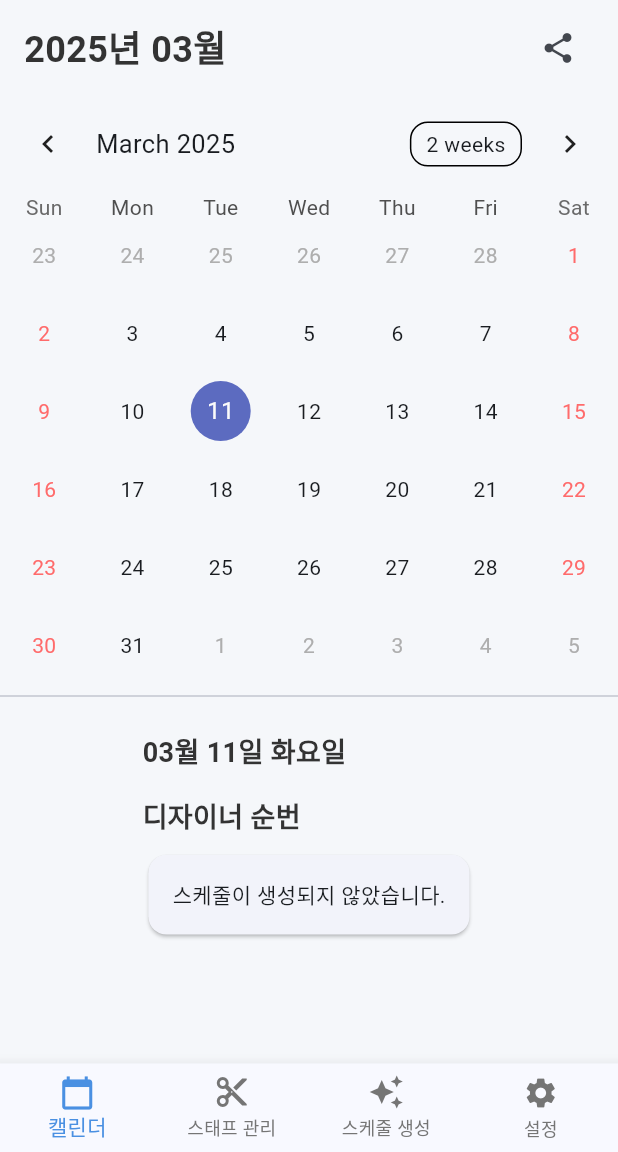
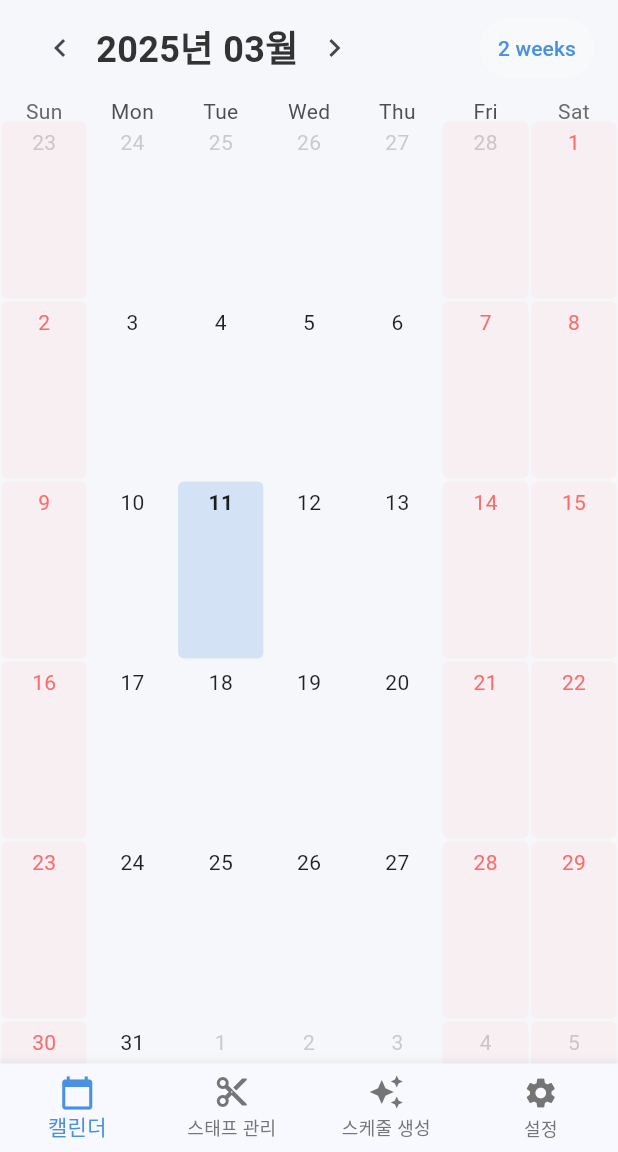
Before and after one commit to luckydut97/avahair_work_scheduler, a Flutter app: the screen it shows after launch, on a phone screen of 412 x 824 dp, the part 84-1236 px from its top. Run offline on Flutter 3.47's test engine with Material 3 defaults, Android fonts, the phone set to English and light mode, and no system bars; drawn by our look-alikes of screenshot, table_calendar; our stand-ins replace share_plus, shared_preferences; Roboto replaces fonts that are missing (Pretendard).

```diff
--- a/lib/models/designer.dart
+++ b/lib/models/designer.dart
@@ -4,13 +4,13 @@ class Designer {
   final String id;
   final String name;
   List<DateTime> daysOff; // 휴무일
-  int turnOrder; // 현재 순번 (1, 2, 3, 4 등)
+  int turnOrder; // 초기 순번 (스케줄 생성 시 재배정됨)
 
   Designer({
     required this.id,
     required this.name,
     required this.daysOff,
-    required this.turnOrder,
+    this.turnOrder = 0, // 기본값 0으로 변경 (의미 없는 값)
   });
 
   Map<String, dynamic> toJson() {
@@ -27,7 +27,7 @@ class Designer {
       id: json['id'],
       name: json['name'],
       daysOff: (json['daysOff'] as List).map((date) => DateTime.parse(date)).toList(),
-      turnOrder: json['turnOrder'],
+      turnOrder: json['turnOrder'] ?? 0,
     );
   }
 
--- a/lib/models/shift.dart
+++ b/lib/models/shift.dart
@@ -7,7 +7,7 @@ enum ShiftType {
 class DayShift {
   final DateTime date;
   final Map<String, ShiftType> internShifts; // 인턴 ID -> 근무 타입
-  final List<String> designerTurnOrder; // 디자이너 ID 순서
+  final List<String> designerTurnOrder; // 디자이너 ID들 (순번 순서대로 배열)
 
   DayShift({
     required this.date,
@@ -43,4 +43,16 @@ class DayShift {
       designerTurnOrder: List<String>.from(json['designerTurnOrder']),
     );
   }
+
+  // 특정 순번의 디자이너 ID 가져오기
+  String? getDesignerIdByTurn(int turn) {
+    if (turn <= 0 || turn > designerTurnOrder.length) return null;
+    return designerTurnOrder[turn - 1];
+  }
+
+  // 특정 디자이너의 순번 가져오기
+  int getDesignerTurn(String designerId) {
+    final index = designerTurnOrder.indexOf(designerId);
+    return index >= 0 ? index + 1 : 0;
+  }
 }
--- a/lib/screens/calendar_screen.dart
+++ b/lib/screens/calendar_screen.dart
@@ -39,23 +39,55 @@ class _CalendarScreenState extends State<CalendarScreen> {
         body: Column(
           children: [
             const SizedBox(height: 8),
-            // 캘린더 헤더
+            // 캘린더 헤더 (월 표시와 함께 2주 선택 옵션)
             Padding(
               padding: const EdgeInsets.symmetric(horizontal: 16),
               child: Row(
                 mainAxisAlignment: MainAxisAlignment.spaceBetween,
                 children: [
+                  Row(
+                    children: [
+                      IconButton(
+                        icon: const Icon(Icons.chevron_left),
+                        onPressed: () {
+                          setState(() {
+                            _focusedDay = DateTime(_focusedDay.year, _focusedDay.month - 1);
+                          });
+                        },
+                      ),
                       Text(
                         DateHelper.formatYearMonth(_focusedDay),
                         style: AppTextStyles.title,
                       ),
                       IconButton(
-                    icon: const Icon(AppIcons.share),
+                        icon: const Icon(Icons.chevron_right),
                         onPressed: () {
-                      _shareService.captureWithLibraryAndShare(
-                          '${DateHelper.formatYearMonth(_focusedDay)} 아바헤어 스케줄'
-                      );
+                          setState(() {
+                            _focusedDay = DateTime(_focusedDay.year, _focusedDay.month + 1);
+                          });
                         },
+                      ),
+                    ],
+                  ),
+                  // 주 선택 버튼을 오른쪽으로 이동
+                  TextButton(
+                    onPressed: () {
+                      setState(() {
+                        _calendarFormat = _calendarFormat == CalendarFormat.month
+                            ? CalendarFormat.twoWeeks
+                            : CalendarFormat.month;
+                      });
+                    },
+                    child: Text(
+                      _calendarFormat == CalendarFormat.month ? '2 weeks' : 'Month',
+                      style: TextStyle(color: Theme.of(context).primaryColor),
+                    ),
+                    style: TextButton.styleFrom(
+                      backgroundColor: Colors.white.withOpacity(0.2),
+                      shape: RoundedRectangleBorder(
+                        borderRadius: BorderRadius.circular(20),
+                      ),
+                    ),
                   ),
                 ],
               ),
@@ -86,19 +118,41 @@ class _CalendarScreenState extends State<CalendarScreen> {
                   _focusedDay = focusedDay;
                 });
               },
+              headerVisible: false, // 헤더 숨기기 (커스텀 헤더를 위로 이동)
               calendarStyle: CalendarStyle(
                 outsideDaysVisible: true,
                 weekendTextStyle: const TextStyle(color: AppColors.secondary),
                 holidayTextStyle: const TextStyle(color: AppColors.secondary),
+                // 캘린더 셀 높이 조정 - 충분한 공간 확보
+                cellMargin: const EdgeInsets.symmetric(horizontal: 2, vertical: 2),
+                cellPadding: EdgeInsets.zero,
+                // 더 높은 셀 높이 설정
+                cellAlignment: Alignment.topCenter,
               ),
               calendarBuilders: CalendarBuilders(
-                markerBuilder: (context, date, events) {
-                  return _buildCalendarDayMarkers(context, date);
+                // 날짜 셀 커스텀 (모든 타입의 날짜에 대해 동일한 빌더 사용)
+                defaultBuilder: (context, day, focusedDay) {
+                  return _buildCalendarDayCell(context, day, false, isWeekend: DateHelper.isWeekend(day));
                 },
+                selectedBuilder: (context, day, focusedDay) {
+                  return _buildCalendarDayCell(context, day, true, isWeekend: DateHelper.isWeekend(day));
+                },
+                todayBuilder: (context, day, focusedDay) {
+                  return _buildCalendarDayCell(context, day, false, isToday: true, isWeekend: DateHelper.isWeekend(day));
+                },
+                outsideBuilder: (context, day, focusedDay) {
+                  return _buildCalendarDayCell(context, day, false, isOutside: true, isWeekend: DateHelper.isWeekend(day));
+                },
+                disabledBuilder: (context, day, focusedDay) {
+                  return _buildCalendarDayCell(context, day, false, isDisabled: true, isWeekend: DateHelper.isWeekend(day));
+                },
+                // 주말 처리는 각 빌더 내에서 isWeekend 플래그로 처리
               ),
+              // 각 날짜 셀의 높이를 설정 (디자이너 표시 공간 확보)
+              rowHeight: 120, // 셀 높이 증가
             ),
             const Divider(),
-            // 선택한 날짜의 상세 정보
+            // 선택한 날짜의 상세 정보 (디자이너 순번 + 인턴 시프트)
             _buildSelectedDayDetail(),
           ],
         ),
@@ -106,53 +160,102 @@ class _CalendarScreenState extends State<CalendarScreen> {
     );
   }
 
-  // 캘린더 날짜 마커 (스케줄 정보 표시)
-  Widget? _buildCalendarDayMarkers(BuildContext context, DateTime date) {
+  // 캘린더 날짜 셀 구성
+  Widget _buildCalendarDayCell(
+      BuildContext context,
+      DateTime date,
+      bool isSelected,
+      {bool isToday = false, bool isOutside = false, bool isDisabled = false, bool isWeekend = false}
+      ) {
+    // 날짜 텍스트 색상
+    Color textColor = isOutside ? Colors.grey.withOpacity(0.5) :
+    isWeekend ? AppColors.secondary : Colors.black87;
+
+    // 배경색
+    Color backgroundColor = isSelected ? Theme.of(context).primaryColor.withOpacity(0.2) :
+    isToday ? Theme.of(context).primaryColor.withOpacity(0.1) :
+    isWeekend ? AppColors.offDay.withOpacity(0.2) :
+    Colors.transparent;
+
+    // 디자이너 마커 배경색
+    Color markerBackgroundColor = isWeekend ?
+    AppColors.secondary.withOpacity(0.2) :
+    AppColors.primary.withOpacity(0.2);
+
+    // 디자이너 순번 정보 가져오기
     final scheduleProvider = Provider.of<ScheduleProvider>(context);
+    final designerProvider = Provider.of<DesignerProvider>(context);
     final dayShift = scheduleProvider.getDayShift(date);
 
-    if (dayShift == null) return null;
-
-    final designerProvider = Provider.of<DesignerProvider>(context);
-
-    // 해당 날짜의 디자이너 순번 정보
-    final designerTurnOrder = dayShift.designerTurnOrder;
-
-    if (designerTurnOrder.isEmpty) return null;
-
-    // Get the designer name instead of showing the ID
-    final designerId = designerTurnOrder[0];
+    List<Widget> designerMarkers = [];
+    if (dayShift != null && dayShift.designerTurnOrder.isNotEmpty) {
+      // 디자이너 마커 생성
+      designerMarkers = dayShift.designerTurnOrder.map((designerId) {
         final designer = designerProvider.designers.firstWhere(
               (d) => d.id == designerId,
           orElse: () => Designer(
             id: designerId,
             name: '?',
             daysOff: [],
-        turnOrder: 1,
+            turnOrder: 0,
           ),
         );
 
-    // Display designer's name or first letter instead of ID
+        // 디자이너 이름 첫 글자 또는 전체 이름
         final displayText = designer.name.isNotEmpty ? designer.name[0] : '?';
 
-    // 마커 UI 구성
-    return Positioned(
-      bottom: 1,
+        return Padding(
+          padding: const EdgeInsets.symmetric(vertical: 1),
           child: Container(
-        width: 40,
+            width: double.infinity,
             height: 16,
             alignment: Alignment.center,
             decoration: BoxDecoration(
-          color: DateHelper.isWeekend(date) ? AppColors.secondary.withOpacity(0.3) : AppColors.primary.withOpacity(0.3),
-          borderRadius: BorderRadius.circular(4),
+              color: markerBackgroundColor,
+              borderRadius: BorderRadius.circular(2),
             ),
             child: Text(
-          displayText, // Display first letter of name instead of ID
+              displayText,
               style: const TextStyle(
                 fontSize: 10,
                 fontWeight: FontWeight.bold,
               ),
             ),
+          ),
+        );
+      }).toList();
+    }
+
+    return Container(
+      margin: const EdgeInsets.all(1),
+      decoration: BoxDecoration(
+        color: backgroundColor,
+        borderRadius: BorderRadius.circular(4),
+      ),
+      child: Column(
+        mainAxisSize: MainAxisSize.min,
+        children: [
+          // 날짜 표시
+          Padding(
+            padding: const EdgeInsets.only(top: 4, bottom: 2),
+            child: Text(
+              '${date.day}',
+              style: TextStyle(
+                color: textColor,
+                fontWeight: isToday || isSelected ? FontWeight.bold : FontWeight.normal,
+              ),
+            ),
+          ),
+          // 디자이너 마커 표시 (스크롤 가능하게)
+          Expanded(
+            child: SingleChildScrollView(
+              child: Column(
+                mainAxisSize: MainAxisSize.min,
+                children: designerMarkers,
+              ),
+            ),
+          ),
+        ],
       ),
     );
   }
@@ -172,18 +275,34 @@ class _CalendarScreenState extends State<CalendarScreen> {
               child: Column(
                 crossAxisAlignment: CrossAxisAlignment.start,
                 children: [
+                  // 날짜와 공유 버튼을 나란히 배치
+                  Row(
+                    mainAxisAlignment: MainAxisAlignment.spaceBetween,
+                    children: [
                       Text(
                         DateHelper.formatDateWithDay(_selectedDay!),
                         style: AppTextStyles.subtitle,
                       ),
+                      IconButton(
+                        icon: const Icon(AppIcons.share),
+                        onPressed: () {
+                          _shareService.captureWithLibraryAndShare(
+                              '${DateHelper.formatYearMonth(_focusedDay)} 아바헤어 스케줄'
+                          );
+                        },
+                      ),
+                    ],
+                  ),
                   const SizedBox(height: 16),
+
                   // 디자이너 순번 정보
                   const Text('디자이너 순번', style: AppTextStyles.subtitle),
                   const SizedBox(height: 8),
-                  _buildDesignerTurnList(dayShift, designerProvider),
-                  const SizedBox(height: 16),
+                  _buildFullDesignerTurnList(dayShift, designerProvider),
+
                   // 인턴 시프트 정보 (주말인 경우만)
                   if (DateHelper.isWeekend(_selectedDay!)) ...[
+                    const SizedBox(height: 16),
                     const Text('인턴 근무', style: AppTextStyles.subtitle),
                     const SizedBox(height: 8),
                     _buildInternShiftList(dayShift, internProvider),
@@ -198,7 +317,7 @@ class _CalendarScreenState extends State<CalendarScreen> {
   }
 
   // 디자이너 순번 목록 위젯
-  Widget _buildDesignerTurnList(DayShift? dayShift, DesignerProvider designerProvider) {
+  Widget _buildFullDesignerTurnList(DayShift? dayShift, DesignerProvider designerProvider) {
     if (dayShift == null || dayShift.designerTurnOrder.isEmpty) {
       return const Card(
         child: Padding(
@@ -208,14 +327,15 @@ class _CalendarScreenState extends State<CalendarScreen> {
       );
     }
 
+    // 디자이너 전체 목록
     return Card(
-      child: Container( // 컨테이너로 감싸서 크기 제한
-        constraints: BoxConstraints(maxHeight: 200), // 최대 높이 설정
-        child: ListView.builder(
-          shrinkWrap: true,
-          physics: const AlwaysScrollableScrollPhysics(), // 스크롤 가능하도록 변경
-          itemCount: dayShift.designerTurnOrder.length,
-          itemBuilder: (context, index) {
+      child: Padding(
+        padding: const EdgeInsets.all(16),
+        child: Column(
+          crossAxisAlignment: CrossAxisAlignment.start,
+          children: List.generate(
+            dayShift.designerTurnOrder.length,
+                (index) {
               final designerId = dayShift.designerTurnOrder[index];
               final designer = designerProvider.designers.firstWhere(
                     (d) => d.id == designerId,
@@ -227,18 +347,28 @@ class _CalendarScreenState extends State<CalendarScreen> {
                 ),
               );
 
-            return ListTile(
-              leading: CircleAvatar(
+              return Padding(
+                padding: const EdgeInsets.symmetric(vertical: 4),
+                child: Row(
+                  children: [
+                    CircleAvatar(
+                      radius: 14,
                       backgroundColor: AppColors.primary,
                       child: Text(
                         '${index + 1}',
-                  style: const TextStyle(color: Colors.white),
+                        style: const TextStyle(color: Colors.white, fontSize: 12),
                       ),
                     ),
-              title: Text(designer.name),
-              subtitle: Text('순번: ${designer.turnOrder}'),
+                    const SizedBox(width: 12),
+                    Text(
+                      designer.name,
+                      style: const TextStyle(fontSize: 16),
+                    ),
+                  ],
+                ),
               );
             },
+          ),
         ),
       ),
     );
@@ -256,14 +386,11 @@ class _CalendarScreenState extends State<CalendarScreen> {
     }
 
     return Card(
-      child: Container( // 컨테이너로 감싸서 크기 제한
-        constraints: BoxConstraints(maxHeight: 200), // 최대 높이 설정
-        child: ListView.builder(
-          shrinkWrap: true,
-          physics: const AlwaysScrollableScrollPhysics(), // 스크롤 가능하도록 변경
-          itemCount: dayShift.internShifts.length,
-          itemBuilder: (context, index) {
-            final entry = dayShift.internShifts.entries.elementAt(index);
+      child: Padding(
+        padding: const EdgeInsets.all(16),
+        child: Column(
+          crossAxisAlignment: CrossAxisAlignment.start,
+          children: dayShift.internShifts.entries.map((entry) {
             final internId = entry.key;
             final shiftType = entry.value;
 
@@ -277,18 +404,28 @@ class _CalendarScreenState extends State<CalendarScreen> {
               ),
             );
 
-            return ListTile(
-              leading: CircleAvatar(
+            return Padding(
+              padding: const EdgeInsets.symmetric(vertical: 4),
+              child: Row(
+                children: [
+                  CircleAvatar(
+                    radius: 14,
                     backgroundColor: ShiftHelper.getShiftColor(shiftType),
                     child: Icon(
                       ShiftHelper.getShiftIcon(shiftType),
                       color: Colors.white,
+                      size: 14,
                     ),
                   ),
-              title: Text(intern.name),
-              subtitle: Text(ShiftHelper.getShiftText(shiftType)),
+                  const SizedBox(width: 12),
+                  Text(
+                    '${intern.name} (${ShiftHelper.getShiftText(shiftType)})',
+                    style: const TextStyle(fontSize: 16),
+                  ),
+                ],
+              ),
             );
-          },
+          }).toList(),
         ),
       ),
     );
--- a/lib/screens/staff_screen.dart
+++ b/lib/screens/staff_screen.dart
@@ -92,7 +92,7 @@ class _StaffScreenState extends State<StaffScreen> with SingleTickerProviderStat
                 border: OutlineInputBorder(),
               ),
             ),
-            // 추가 필드 (순번, 휴무일 등)은 여기에 구현
+            // 추가 필드 (순번, 휴무일 등)는 여기에 구현
           ],
         ),
         actions: [
@@ -112,11 +112,12 @@ class _StaffScreenState extends State<StaffScreen> with SingleTickerProviderStat
                 final updatedDesigner = designer!.copyWith(name: name);
                 designerProvider.updateDesigner(updatedDesigner);
               } else {
+                // 순번은 0으로 설정 (의미 없는 값)
                 final newDesigner = Designer(
                   id: IDGenerator.generate(),
                   name: name,
                   daysOff: [],
-                  turnOrder: designerProvider.designers.length + 1,
+                  turnOrder: 0, // 스케줄 생성 시 재배정됨
                 );
                 designerProvider.addDesigner(newDesigner);
               }
@@ -152,7 +153,7 @@ class _StaffScreenState extends State<StaffScreen> with SingleTickerProviderStat
                 border: OutlineInputBorder(),
               ),
             ),
-            // 추가 필드 (휴무일 등)은 여기에 구현
+            // 추가 필드 (휴무일 등)는 여기에 구현
           ],
         ),
         actions: [
@@ -210,7 +211,7 @@ class _DesignerTab extends StatelessWidget {
 
         return ListView.builder(
           padding: const EdgeInsets.all(16),
-          physics: const AlwaysScrollableScrollPhysics(), // 이 줄 추가
+          physics: const AlwaysScrollableScrollPhysics(),
           itemCount: designers.length,
           itemBuilder: (context, index) {
             final designer = designers[index];
```
Also changed, not shown: lib/services/scheduler_service.dart (+29 -30 lines), lib/widgets/staff_card.dart (+7 -7 lines). Lines whose indentation alone changed are shown as unchanged.
